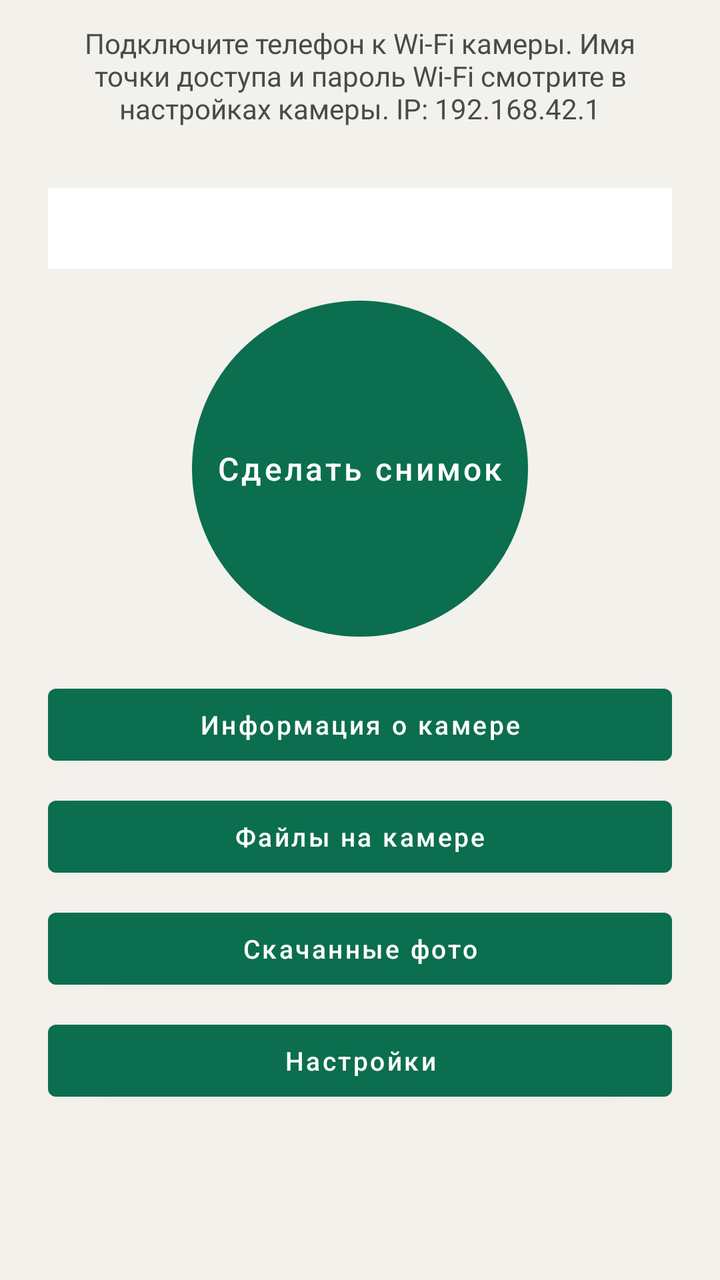
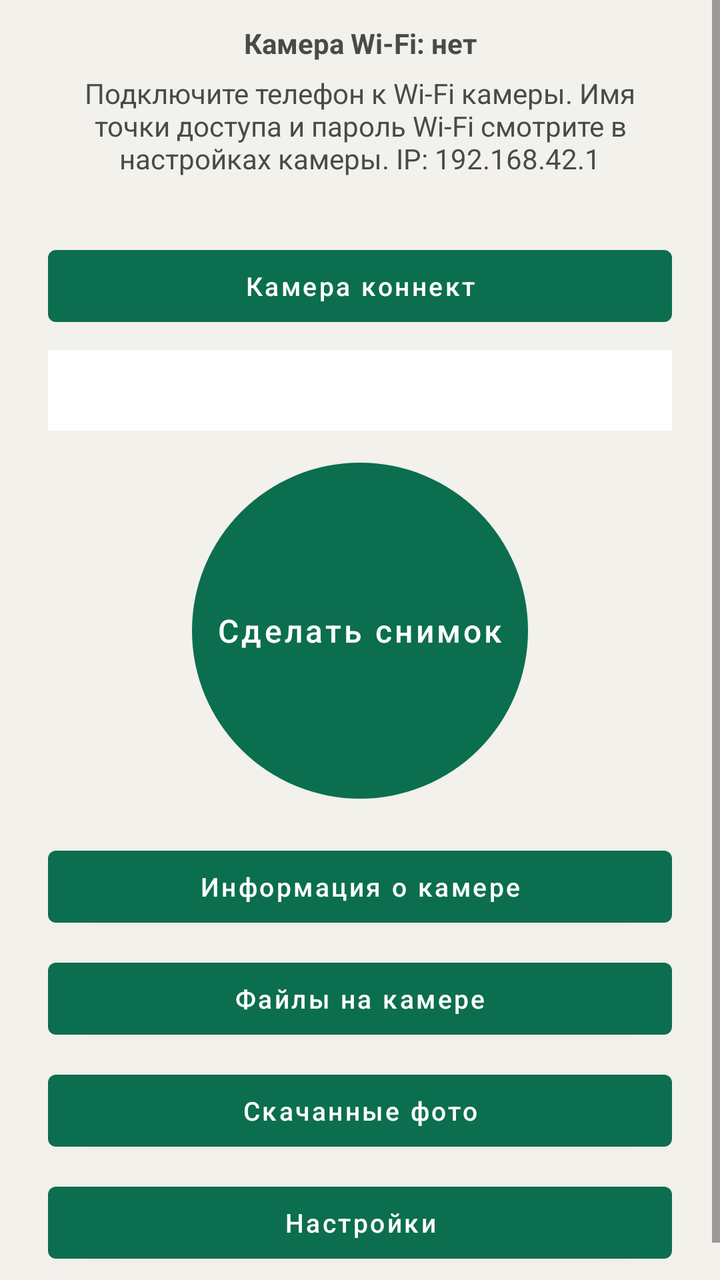

The first picture is an Android layout as it rendered before a commit; the second is the same layout after the commit. The layout source and the unified diff follow.
<!-- AndroidManifest.xml: application theme Theme.Insta360X5 -->
<!-- res/layout/activity_main.xml -->
<?xml version="1.0" encoding="utf-8"?>
<ScrollView xmlns:android="http://schemas.android.com/apk/res/android"
    xmlns:app="http://schemas.android.com/apk/res-auto"
    android:layout_width="match_parent"
    android:layout_height="match_parent"
    android:background="@color/bg"
    android:fillViewport="true">

    <LinearLayout
        android:layout_width="match_parent"
        android:layout_height="wrap_content"
        android:gravity="center_horizontal"
        android:orientation="vertical"
        android:paddingHorizontal="24dp"
        android:paddingTop="12dp"
        android:paddingBottom="24dp">

        <TextView
            android:id="@+id/statusLine"
            android:layout_width="match_parent"
            android:layout_height="wrap_content"
            android:gravity="center"
            android:text="@string/connect_hint"
            android:textColor="@color/text_secondary"
            android:textSize="14sp" />

        <TextView
            android:id="@+id/modeLine"
            android:layout_width="match_parent"
            android:layout_height="wrap_content"
            android:layout_marginTop="6dp"
            android:gravity="center"
            android:textColor="@color/text_secondary"
            android:textSize="12sp" />

        <ProgressBar
            android:id="@+id/progress"
            style="?android:attr/progressBarStyleHorizontal"
            android:layout_width="match_parent"
            android:layout_height="wrap_content"
            android:layout_marginTop="8dp"
            android:indeterminate="true"
            android:visibility="gone" />

        <TextView
            android:id="@+id/logView"
            android:layout_width="match_parent"
            android:layout_height="wrap_content"
            android:layout_marginTop="8dp"
            android:background="@color/surface"
            android:fontFamily="monospace"
            android:gravity="center"
            android:padding="12dp"
            android:textColor="@color/text_primary"
            android:textIsSelectable="true"
            android:textSize="12sp" />

        <com.google.android.material.button.MaterialButton
            android:id="@+id/btnTakePhoto"
            style="@style/Widget.Insta360X5.Button.Round"
            android:layout_width="168dp"
            android:layout_height="168dp"
            android:layout_marginTop="16dp"
            android:insetTop="0dp"
            android:insetBottom="0dp"
            android:text="@string/take_photo"
            android:textAllCaps="false"
            android:textSize="16sp"
            app:cornerRadius="84dp" />

        <com.google.android.material.button.MaterialButton
            android:id="@+id/btnCameraInfo"
            style="@style/Widget.Insta360X5.Button"
            android:layout_width="match_parent"
            android:layout_height="wrap_content"
            android:layout_marginTop="20dp"
            android:text="@string/camera_info" />

        <com.google.android.material.button.MaterialButton
            android:id="@+id/btnFiles"
            style="@style/Widget.Insta360X5.Button"
            android:layout_width="match_parent"
            android:layout_height="wrap_content"
            android:layout_marginTop="8dp"
            android:text="@string/files" />

        <com.google.android.material.button.MaterialButton
            android:id="@+id/btnPhotos"
            style="@style/Widget.Insta360X5.Button"
            android:layout_width="match_parent"
            android:layout_height="wrap_content"
            android:layout_marginTop="8dp"
            android:text="@string/downloaded_photos" />

        <com.google.android.material.button.MaterialButton
            android:id="@+id/btnSettings"
            style="@style/Widget.Insta360X5.Button"
            android:layout_width="match_parent"
            android:layout_height="wrap_content"
            android:layout_marginTop="8dp"
            android:text="@string/settings" />
    </LinearLayout>
</ScrollView>
<!-- resources referenced by this layout -->
<resources>
  <color name="bg">#FFF3F1EC</color>
  <color name="surface">#FFFFFFFF</color>
  <color name="text_primary">#FF1A1A1A</color>
  <color name="text_secondary">#FF4A4A4A</color>
  <string name="camera_info">Информация о камере</string>
  <string name="connect_hint">Подключите телефон к Wi‑Fi камеры. Имя точки доступа и пароль Wi‑Fi смотрите в настройках камеры. IP: 192.168.42.1</string>
  <string name="downloaded_photos">Скачанные фото</string>
  <string name="files">Файлы на камере</string>
  <string name="settings">Настройки</string>
  <string name="take_photo">Сделать снимок</string>
  <style name="Widget.Insta360X5.Button" parent="Widget.MaterialComponents.Button">
          <item name="android:textColor">@color/white</item>
          <item name="backgroundTint">@color/accent</item>
          <item name="android:textSize">13sp</item>
          <item name="android:textAllCaps">false</item>
          <item name="android:maxLines">1</item>
          <item name="rippleColor">@color/accent_dark</item>
      </style>
  <style name="Widget.Insta360X5.Button.Round" parent="Widget.Insta360X5.Button">
          <item name="cornerRadius">84dp</item>
          <item name="android:padding">12dp</item>
          <item name="android:textSize">14sp</item>
          <item name="android:maxLines">2</item>
      </style>
  <color name="white">#FFFFFFFF</color>
  <color name="accent">#FF0B6E4F</color>
  <color name="accent_dark">#FF084C37</color>
  <style name="ThemeOverlay.Insta360X5.ActionBar" parent="ThemeOverlay.MaterialComponents.Dark.ActionBar">
          <item name="android:textColorPrimary">@color/white</item>
          <item name="colorControlNormal">@color/white</item>
      </style>
  <style name="ThemeOverlay.Insta360X5.Dialog" parent="ThemeOverlay.MaterialComponents.MaterialAlertDialog">
          <item name="buttonBarPositiveButtonStyle">@style/Widget.Insta360X5.DialogButton</item>
          <item name="buttonBarNegativeButtonStyle">@style/Widget.Insta360X5.DialogButton</item>
          <item name="buttonBarNeutralButtonStyle">@style/Widget.Insta360X5.DialogButton</item>
      </style>
  <style name="Widget.Insta360X5.Button.Outlined" parent="Widget.Insta360X5.Button" />
  <style name="Widget.Insta360X5.DialogButton" parent="Widget.Insta360X5.Button">
          <item name="android:layout_margin">4dp</item>
          <item name="android:minWidth">0dp</item>
          <item name="android:paddingHorizontal">12dp</item>
      </style>
  <!-- unchanged entries left out for length: 1 -->
</resources>

<!-- the commit's change to res/layout/activity_main.xml (unified diff, before → after) -->
@@ -16,9 +16,20 @@
         android:paddingBottom="24dp">
 
         <TextView
+            android:id="@+id/wifiStatusLine"
+            android:layout_width="match_parent"
+            android:layout_height="wrap_content"
+            android:gravity="center"
+            android:text="@string/wifi_status_disconnected"
+            android:textColor="@color/text_secondary"
+            android:textSize="14sp"
+            android:textStyle="bold" />
+
+        <TextView
             android:id="@+id/statusLine"
             android:layout_width="match_parent"
             android:layout_height="wrap_content"
+            android:layout_marginTop="6dp"
             android:gravity="center"
             android:text="@string/connect_hint"
             android:textColor="@color/text_secondary"
@@ -32,6 +43,14 @@
             android:gravity="center"
             android:textColor="@color/text_secondary"
             android:textSize="12sp" />
+
+        <com.google.android.material.button.MaterialButton
+            android:id="@+id/btnCameraConnect"
+            style="@style/Widget.Insta360X5.Button"
+            android:layout_width="match_parent"
+            android:layout_height="wrap_content"
+            android:layout_marginTop="8dp"
+            android:text="@string/camera_connect" />
 
         <ProgressBar
             android:id="@+id/progress"
<!-- resource entries referenced after the edit -->
@@ -4,12 +4,14 @@
   <color name="surface">#FFFFFFFF</color>
   <color name="text_primary">#FF1A1A1A</color>
   <color name="text_secondary">#FF4A4A4A</color>
+  <string name="camera_connect">Камера коннект</string>
   <string name="camera_info">Информация о камере</string>
   <string name="connect_hint">Подключите телефон к Wi‑Fi камеры. Имя точки доступа и пароль Wi‑Fi смотрите в настройках камеры. IP: 192.168.42.1</string>
   <string name="downloaded_photos">Скачанные фото</string>
   <string name="files">Файлы на камере</string>
   <string name="settings">Настройки</string>
   <string name="take_photo">Сделать снимок</string>
+  <string name="wifi_status_disconnected">Камера Wi‑Fi: нет</string>
   <style name="Widget.Insta360X5.Button" parent="Widget.MaterialComponents.Button">
           <item name="android:textColor">@color/white</item>
           <item name="backgroundTint">@color/accent</item>
